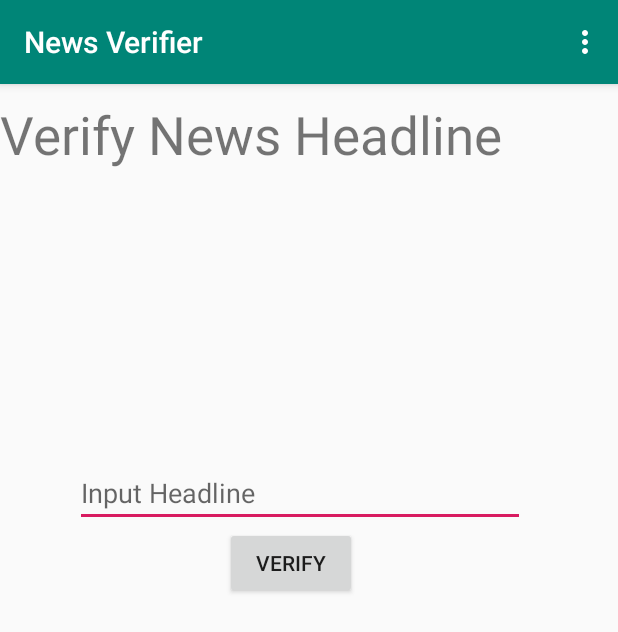
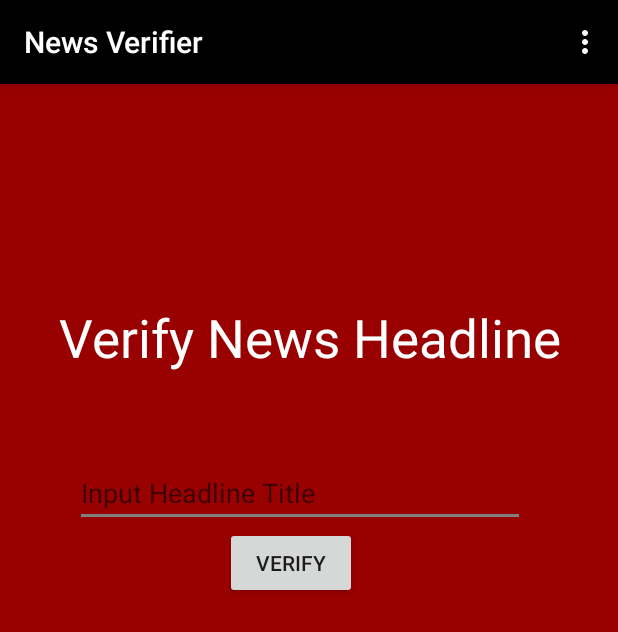
Before and after one commit to has9h/hackathon, an Android app: the VerifyActivity screen opened directly, with no data from a screen before it, on a phone screen of 412 x 824 dp. Shown: the top 632 px of the screen. Run offline under Robolectric (Android 15) with nearby library versions, the phone set to English and light mode, and no system bars.

Commit message:
goes to all pages

```diff
--- a/app/src/main/AndroidManifest.xml
+++ b/app/src/main/AndroidManifest.xml
@@ -20,6 +20,8 @@
         </activity>
         <activity android:name=".VerifyActivity"
             android:label="News Verifier"></activity>
+        <activity android:name=".NewsActivity"
+            android:label="News Verifier"></activity>
     </application>
 
 </manifest>
--- a/app/src/main/java/com/example/fakenews/MainActivity.java
+++ b/app/src/main/java/com/example/fakenews/MainActivity.java
@@ -35,6 +35,10 @@ public class MainActivity extends AppCompatActivity {
                 intent = new Intent(this, VerifyActivity.class);
                 startActivity(intent);
                 return true;
+            case R.id.news:
+                intent = new Intent(this, NewsActivity.class);
+                startActivity(intent);
+                return true;
             default:
                 return super.onOptionsItemSelected(item);
         }
--- a/app/src/main/java/com/example/fakenews/VerifyActivity.java
+++ b/app/src/main/java/com/example/fakenews/VerifyActivity.java
@@ -36,6 +36,10 @@ public class VerifyActivity extends AppCompatActivity {
                 intent = new Intent(this, VerifyActivity.class);
                 startActivity(intent);
                 return true;
+            case R.id.news:
+                intent = new Intent(this, NewsActivity.class);
+                startActivity(intent);
+                return true;
             default:
                 return super.onOptionsItemSelected(item);
         }
--- a/app/src/main/res/layout/activity_main.xml
+++ b/app/src/main/res/layout/activity_main.xml
@@ -4,22 +4,24 @@
     xmlns:tools="http://schemas.android.com/tools"
     android:layout_width="match_parent"
     android:layout_height="match_parent"
-    tools:context=".MainActivity">
-
+    tools:context=".MainActivity"
+    android:background= "@color/red">
 
     <TextView
         android:id="@+id/textView"
         android:layout_width="match_parent"
         android:layout_height="78dp"
-        android:layout_marginTop="10dp"
+        android:layout_marginTop="130dp"
+        android:gravity="center"
         android:text="Verify News Headline"
-        android:textSize="35dp"/>
+        android:textSize="35dp"
+        android:textColor="@color/white"/>
 
     <EditText
         android:id="@+id/verifyNews"
         android:layout_width="300dp"
         android:layout_height="wrap_content"
-        android:hint="Input Headline"
+        android:hint="Input Headline Title"
         android:layout_marginTop="250dp"
         android:layout_marginLeft="50dp"
         android:inputType="text"
@@ -31,7 +33,8 @@
         android:layout_height="wrap_content"
         android:text="Verify"
         android:layout_below="@+id/verifyNews"
-        android:layout_marginLeft="150dp"/>
+        android:layout_marginLeft="150dp"
+        android:color= "#808080"/>
 
 
 </RelativeLayout>
--- a/app/src/main/res/values/colors.xml
+++ b/app/src/main/res/values/colors.xml
@@ -1,6 +1,8 @@
 <?xml version="1.0" encoding="utf-8"?>
 <resources>
-    <color name="colorPrimary">#008577</color>
-    <color name="colorPrimaryDark">#00574B</color>
-    <color name="colorAccent">#D81B60</color>
+    <color name="colorPrimary">#000000</color>
+    <color name="colorPrimaryDark">#000000</color>
+    <color name="colorAccent">#808080</color>
+    <color name="white">#ffffff</color>
+    <color name="red">#990000</color>
 </resources>
```
Also changed, not shown: app/src/main/java/com/example/fakenews/FakeHeadlineDetector.java (+66 -66 lines).
